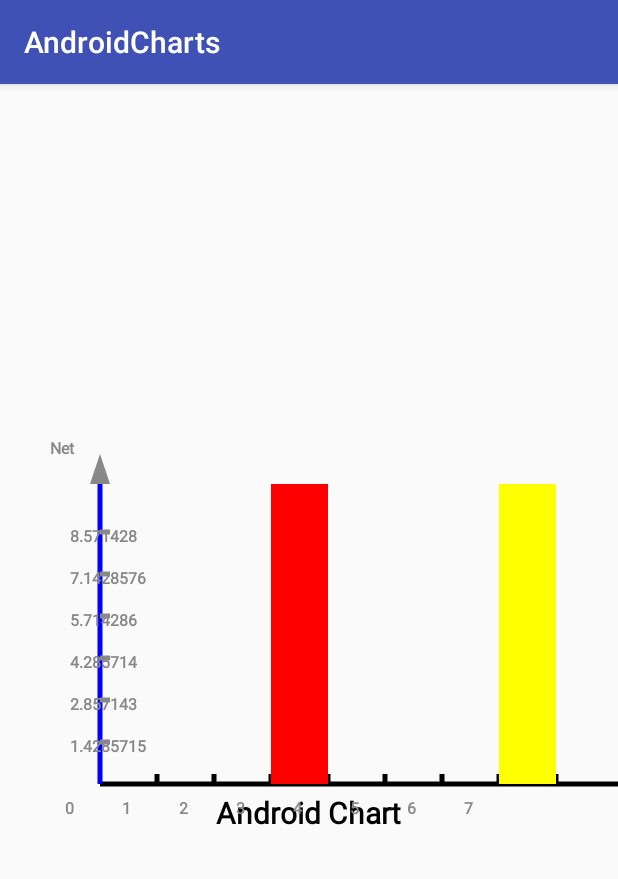
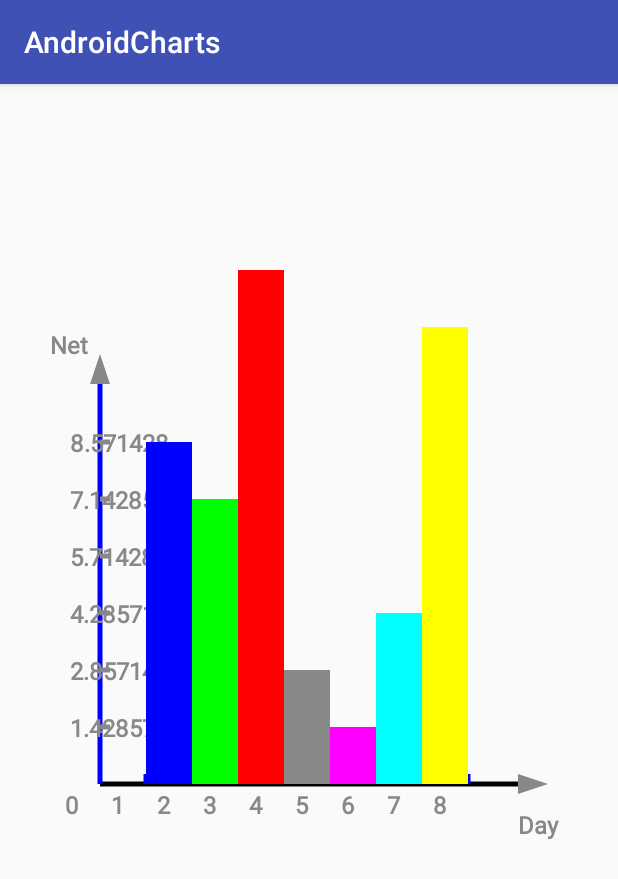
Before and after one commit to jbj88817/AndroidCharts, an Android app: the screen it shows after launch (MainActivity), on a phone screen of 412 x 824 dp. Shown: the top 879 px of the screen. Run offline under Robolectric (Android 15) with nearby library versions, the phone set to English and light mode, and no system bars.

Commit message:
Adjust params

```diff
--- a/app/src/main/java/us/bojie/androidcharts/view/BaseView.java
+++ b/app/src/main/java/us/bojie/androidcharts/view/BaseView.java
@@ -18,7 +18,6 @@ import us.bojie.androidcharts.R;
 
 public abstract class BaseView extends View {
 
-    private Context mContext;
     private Paint mPaint;
 
     // View's width and height
@@ -52,7 +51,6 @@ public abstract class BaseView extends View {
 
     public BaseView(Context context, @Nullable AttributeSet attrs, int defStyleAttr) {
         super(context, attrs, defStyleAttr);
-        mContext = context;
         // Get custom style
         TypedArray typedArray = context.obtainStyledAttributes(attrs, R.styleable.GraphStyle);
 
@@ -76,14 +74,15 @@ public abstract class BaseView extends View {
             mPaint = new Paint();
             mPaint.setDither(true);
             mPaint.setAntiAlias(true);
+            mPaint.setTextSize(24);
         }
     }
 
     @Override
     protected void onDraw(Canvas canvas) {
         super.onDraw(canvas);
-        width = getWidth() - originalX;
-        height = (originalY > getHeight() ? getHeight() : originalY) - 400;
+        width = getWidth() - originalX - 100;
+        height = (originalY > getHeight() ? getHeight() : originalY) - 300;
 
         drawXAxis(canvas, mPaint);
         drawYAxis(canvas, mPaint);
@@ -135,7 +134,7 @@ public abstract class BaseView extends View {
     protected abstract void drawYAxis(Canvas canvas, Paint paint);
 
     private void drawTitle(Canvas canvas, Paint paint) {
-        if (!TextUtils.isEmpty(mGraphTitle)) {
+        if (TextUtils.isEmpty(mGraphTitle)) {
             mPaint.setTextSize(mAxisTextSize);
             mPaint.setColor(mAxisTextColor);
             mPaint.setFakeBoldText(true);
--- a/app/src/main/java/us/bojie/androidcharts/view/MyChart.java
+++ b/app/src/main/java/us/bojie/androidcharts/view/MyChart.java
@@ -26,14 +26,20 @@ public class MyChart extends BaseView {
     }
 
     @Override
+    protected void onDraw(Canvas canvas) {
+        super.onDraw(canvas);
+        width = getWidth() - originalX;
+        height = (originalY > getHeight() ? getHeight() : originalY) - 300;
+    }
+
+    @Override
     protected void drawColumn(Canvas canvas, Paint paint) {
         if (columnInfo != null) {
             float cellWidth = width / axisDividedSizeX;
             for (int i = 0; i < columnInfo.length; i++) {
                 paint.setColor(columnInfo[i][1]);
-                float leftTopY = originalY - height * (columnInfo[i][0] / axisDividedSizeY);
-                canvas.drawRect(originalX + cellWidth * (i + 1),
-                        leftTopY, originalX + cellWidth * (i + 2), originalY, paint);
+                float leftTopY = originalY - height * (columnInfo[i][0]) / axisDividedSizeY;
+                canvas.drawRect(originalX + cellWidth * (i + 1), leftTopY, originalX + cellWidth * (i + 2), originalY, paint);
             }
         }
     }
@@ -83,11 +89,11 @@ public class MyChart extends BaseView {
     @Override
     protected void drawXAxisScaleValue(Canvas canvas, Paint paint) {
         paint.setColor(Color.GRAY);
-        paint.setTextSize(16);
+        paint.setTextSize(24);
         paint.setFakeBoldText(true);
 
         float cellWidth = width / axisDividedSizeX;
-        for (int i = 0; i < axisDividedSizeX - 1; i++) {
+        for (int i = 0; i < axisDividedSizeX; i++) {
             canvas.drawText(i + "", cellWidth * i + originalX - 35,
                     originalY + 30, paint);
         }
```
